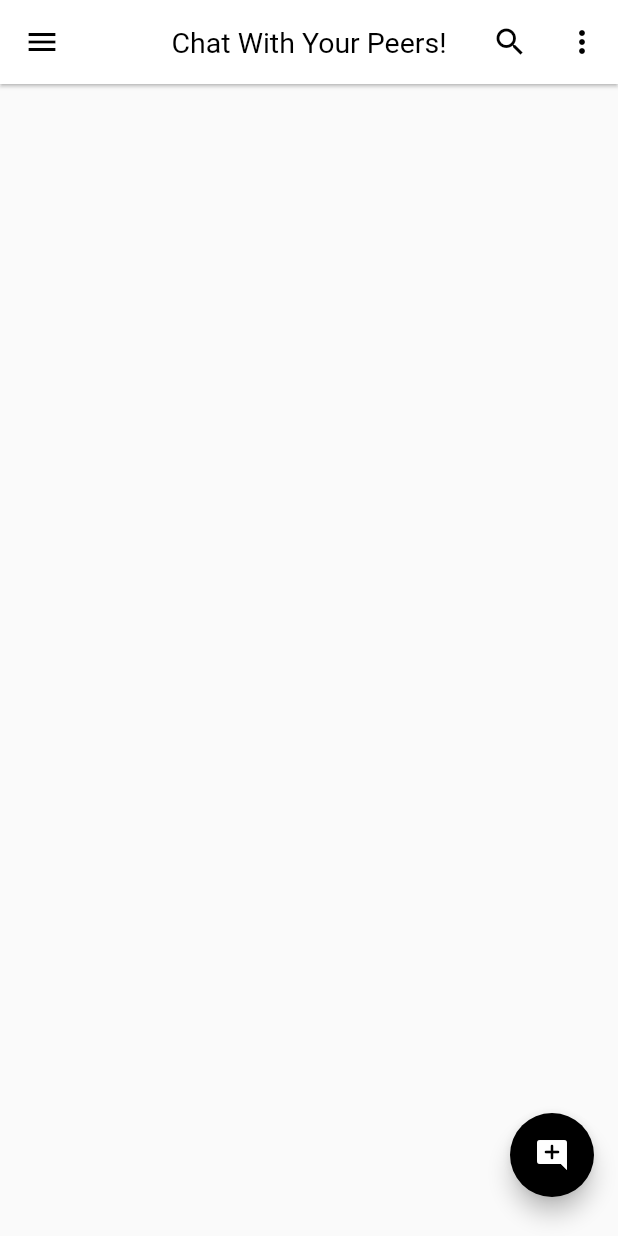
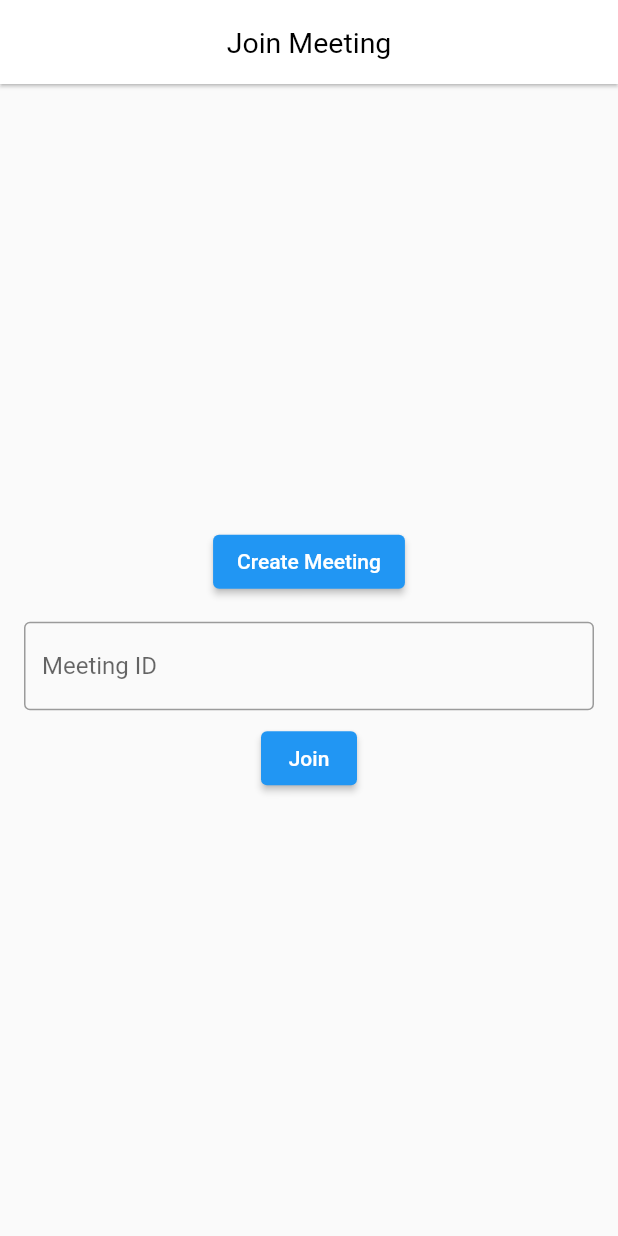
Before and after one commit to ShivamMenda/ChatApp, a Flutter app: the screen it shows after launch, on a phone screen of 412 x 824 dp. Run offline on Flutter 3.47's test engine with Material 2 defaults, Android fonts, the phone set to English and light mode, and no system bars; our stand-ins replace firebase_core; missing offline and left inert: videosdk; accounts and stored records are empty.

```diff
--- a/lib/main.dart
+++ b/lib/main.dart
@@ -1,4 +1,6 @@
 import 'package:chat_app/screens/Home_screen.dart';
+import 'package:chat_app/screens/meeting_screen.dart';
+import 'package:chat_app/services/api.dart';
 import 'package:flutter/material.dart';
 import 'package:firebase_core/firebase_core.dart';
 import 'firebase_options.dart';
@@ -11,9 +13,16 @@ Future main() async {
   runApp(MyApp());
 }
 
-class MyApp extends StatelessWidget {
+class MyApp extends StatefulWidget {
   const MyApp({super.key});
 
+  @override
+  State<MyApp> createState() => _MyAppState();
+}
+
+class _MyAppState extends State<MyApp> {
+  String meetingId = "";
+  bool isMeetingActive = false;
   // This widget is the root of your application.
   @override
   Widget build(BuildContext context) {
@@ -28,7 +37,48 @@ class MyApp extends StatelessWidget {
               color: Colors.black, fontWeight: FontWeight.normal, fontSize: 19),
           backgroundColor: Colors.white,
         )),
-      home: HomeScreen(),
+        home: HomeScreen());
+  }
+}
+
+class HomeScreen extends StatefulWidget {
+  const HomeScreen({Key? key}) : super(key: key);
+
+  @override
+  State<HomeScreen> createState() => _HomeScreenState();
+}
+
+class _HomeScreenState extends State<HomeScreen> {
+  String meetingId = "";
+  bool isMeetingActive = false;
+
+  @override
+  Widget build(BuildContext context) {
+    return Scaffold(
+      appBar: AppBar(
+        title: const Text("Join Meeting"),
+      ),
+      body: Padding(
+        padding: const EdgeInsets.all(16.0),
+        child: isMeetingActive
+            ? MeetingScreen(
+                meetingId: meetingId,
+                token: token,
+                leaveMeeting: () {
+                  setState(() => isMeetingActive = false);
+                },
+              )
+            : JoinScreen(
+                onMeetingIdChanged: (value) => meetingId = value,
+                onCreateMeetingButtonPressed: () async {
+                  meetingId = await createMeeting();
+                  setState(() => isMeetingActive = true);
+                },
+                onJoinMeetingButtonPressed: () {
+                  setState(() => isMeetingActive = true);
+                },
+              ),
+      ),
     );
   }
 }
--- a/lib/screens/Home_screen.dart
+++ b/lib/screens/Home_screen.dart
@@ -1,33 +1,38 @@
-import 'package:flutter/cupertino.dart';
 import 'package:flutter/material.dart';
 
-class HomeScreen extends StatefulWidget {
-  const HomeScreen({Key? key}) : super(key: key);
+class JoinScreen extends StatelessWidget {
+  final void Function() onCreateMeetingButtonPressed;
+  final void Function() onJoinMeetingButtonPressed;
+  final void Function(String) onMeetingIdChanged;
+
+  const JoinScreen({
+    Key? key,
+    required this.onCreateMeetingButtonPressed,
+    required this.onJoinMeetingButtonPressed,
+    required this.onMeetingIdChanged,
+  }) : super(key: key);
 
   @override
-  State<HomeScreen> createState() => _HomeScreenState();
-}
-
-class _HomeScreenState extends State<HomeScreen> {
-  @override
   Widget build(BuildContext context) {
-    return Scaffold(
-      appBar: AppBar(
-        leading: IconButton(onPressed: () {}, icon: Icon(Icons.menu)),
-        title: Text("Chat With Your Peers!"),
-        actions: [
-          IconButton(onPressed: () {}, icon: Icon(Icons.search)),
-          IconButton(onPressed: () {}, icon: Icon(Icons.more_vert)),
-        ],
-      ),
-      floatingActionButton: Padding(
-        padding: const EdgeInsets.only(bottom: 10.0),
-        child: FloatingActionButton(
-          onPressed: () {},
-          child: Icon(Icons.add_comment_rounded),
-          backgroundColor: Colors.black,
-        ),
-      ),
+    return Column(
+      mainAxisAlignment: MainAxisAlignment.center,
+      children: [
+        ElevatedButton(
+            child: const Text("Create Meeting"),
+            onPressed: onCreateMeetingButtonPressed),
+        const SizedBox(height: 16),
+        TextField(
+            decoration: const InputDecoration(
+              hintText: "Meeting ID",
+              border: OutlineInputBorder(),
+            ),
+            onChanged: onMeetingIdChanged),
+        const SizedBox(height: 8),
+        ElevatedButton(
+          child: const Text("Join"),
+          onPressed: onJoinMeetingButtonPressed,
+        )
+      ],
     );
   }
 }
--- a/pubspec.yaml
+++ b/pubspec.yaml
@@ -36,6 +36,9 @@ dependencies:
   # Use with the CupertinoIcons class for iOS style icons.
   cupertino_icons: ^1.0.2
   firebase_core: ^2.8.0
+  videosdk: ^1.0.12
+  http: ^0.13.5
+  flutter_webrtc: ^0.9.1
 
 dev_dependencies:
   flutter_test:
```
Also changed, not shown: lib/screens/meeting_screen.dart (added, +119 -0 lines), lib/services/api.dart (added, +13 -0 lines), lib/widgets/meeting_controls.dart (added, +40 -0 lines), lib/widgets/participant_tile.dart (added, +29 -0 lines), pubspec.lock, 37 other files. Lines whose indentation alone changed are shown as unchanged.
